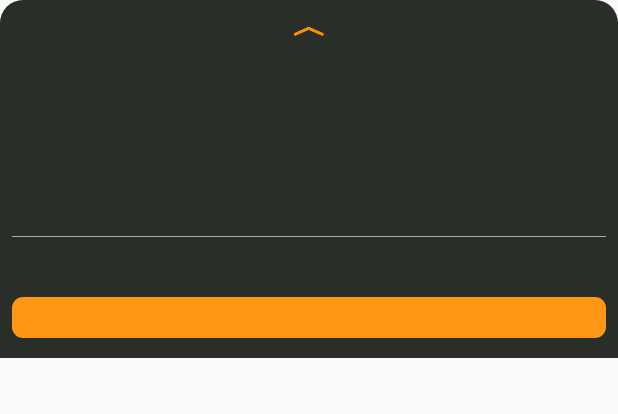
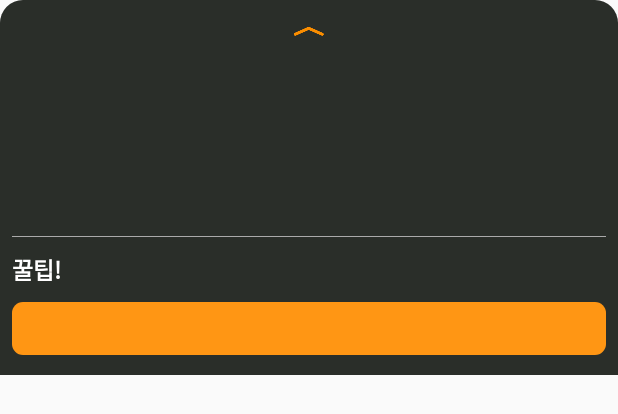
Before and after one commit to KyangGoGo/RecyclingHelper, an Android app: the layout tfe_ic_layout_bottom_sheet.xml on its own in the app's theme, with its tools: preview values and no code run, on a phone screen of 412 x 824 dp. Shown: the top 414 px of the screen. Run offline under Robolectric (Android 15) with nearby library versions, the phone set to English and light mode, and no system bars.

Commit message:
디자인 수정

```diff
--- a/app/src/main/res/layout/tfe_ic_layout_bottom_sheet.xml
+++ b/app/src/main/res/layout/tfe_ic_layout_bottom_sheet.xml
@@ -308,19 +308,19 @@
     <View
         android:layout_width="match_parent"
         android:layout_height="0dp"
-        android:layout_marginTop="10dp"
+        android:layout_marginTop="0dp"
         android:background="@android:color/darker_gray" />
 
     <RelativeLayout
         android:layout_width="match_parent"
         android:layout_height="0dp"
-        android:layout_marginTop="10dp"
+        android:layout_marginTop="0dp"
         android:orientation="horizontal">
 
         <TextView
             android:layout_width="wrap_content"
             android:layout_height="wrap_content"
-            android:layout_marginTop="10dp"
+            android:layout_marginTop="0dp"
             android:text="Threads"
             android:textColor="@android:color/black" />
 
@@ -360,7 +360,7 @@
     <View
         android:layout_width="match_parent"
         android:layout_height="0dp"
-        android:layout_marginTop="10dp"
+        android:layout_marginTop="0dp"
         android:background="@android:color/darker_gray" />
 
     <RelativeLayout
@@ -370,7 +370,7 @@
         <TextView
             android:layout_width="wrap_content"
             android:layout_height="wrap_content"
-            android:layout_marginTop="10dp"
+            android:layout_marginTop="0dp"
             android:text="@string/tfe_ic_device"
             android:textColor="@android:color/black" />
 
@@ -378,7 +378,7 @@
             android:id="@+id/device_spinner"
             android:layout_width="wrap_content"
             android:layout_height="wrap_content"
-            android:layout_marginTop="10dp"
+            android:layout_marginTop="0dp"
             android:layout_alignParentRight="true"
             android:entries="@array/tfe_ic_devices"
             android:prompt="@string/tfe_ic_device" />
@@ -387,13 +387,23 @@
     <LinearLayout
         android:layout_width="match_parent"
         android:layout_height="wrap_content"
-        android:layout_marginBottom="5dp">
+        android:layout_marginBottom="5dp"
+        android:orientation="vertical">
         <TextView
+            android:text="꿀팁!"
+            android:textSize="15sp"
+            android:textColor="#ffffff"
+            android:textStyle="bold"
+            android:layout_width="wrap_content"
+            android:layout_height="wrap_content"
+            android:layout_marginBottom="10dp"/>
+        <TextView
+            android:id="@+id/additional_explanation"
+            android:layout_width="match_parent"
+            android:layout_height="35dp"
+            android:padding="7dp"
             android:textColor="#ffffff"
             android:gravity="center_horizontal"
-            android:id="@+id/additional_explanation"
-            android:layout_width="match_parent"
-            android:layout_height="wrap_content"
             android:background="@drawable/additional_explanation"/>
     </LinearLayout>
 </LinearLayout>
```
